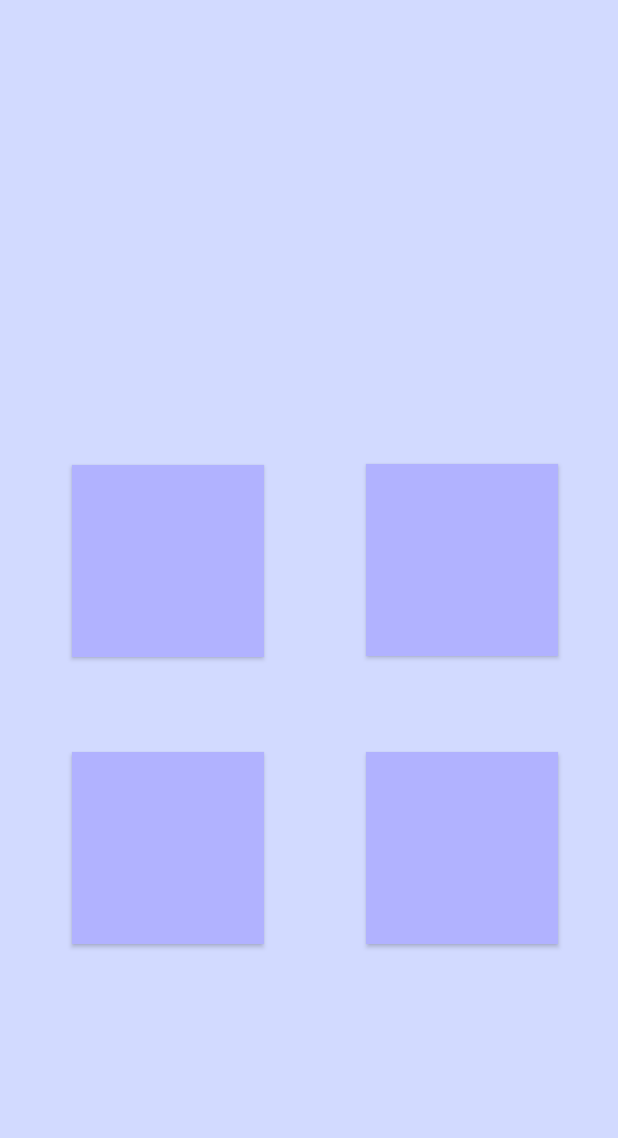
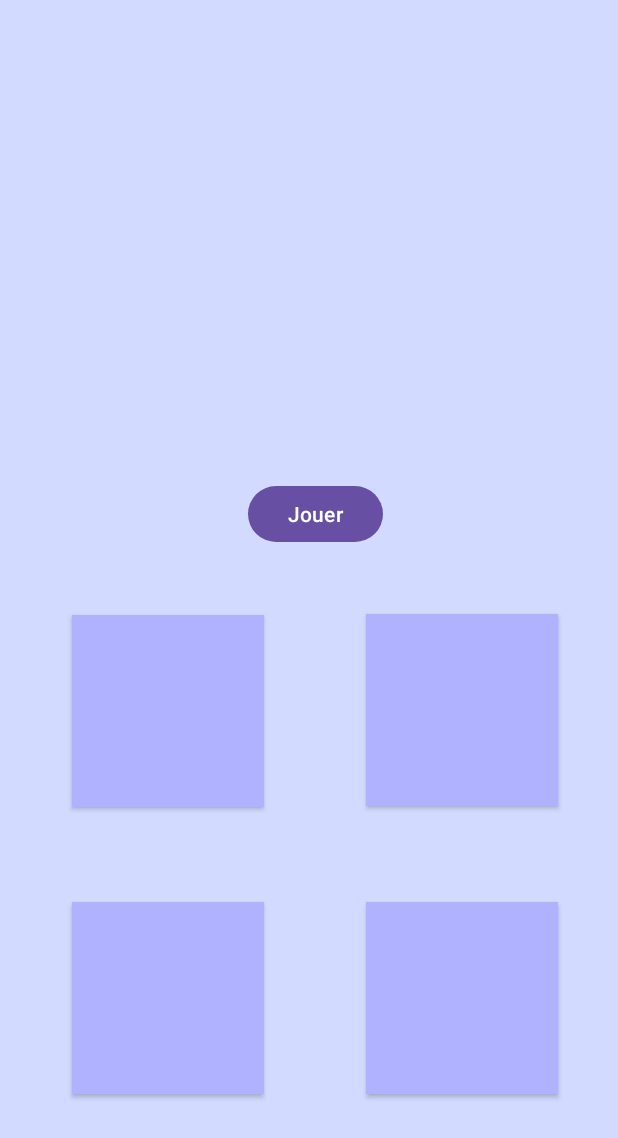
Before and after one commit to Azguegou/AppMobProject, an Android app: the SimonActivity screen opened directly, with no data from a screen before it, on a phone screen of 412 x 824 dp. Shown: the top 1138 px of the screen. Run offline under Robolectric (Android 15) with nearby library versions, the phone set to English and light mode, and no system bars.

Commit message:
FIX : Position des boutons dans la page SIMON

```diff
--- a/app/src/main/java/com/example/tp1a/SimonActivity.kt
+++ b/app/src/main/java/com/example/tp1a/SimonActivity.kt
@@ -6,6 +6,7 @@ import android.os.Handler
 import android.os.Looper
 import android.widget.Button
 import android.widget.TextView
+import android.widget.Toast
 import androidx.appcompat.app.AppCompatActivity
 import androidx.core.view.WindowCompat
 import kotlin.random.Random
@@ -34,17 +35,30 @@ class SimonActivity : AppCompatActivity() {
 
     fun party() {
         val nbCarrees = 4
-        var nbTours = 12
+        var nbTours = 5
 
         // Liste du jeu
         val memoryList = ArrayList<Int>()
 
         // Générez les valeurs aléatoires dans memoryList
+        //TODO : enlever cette boucle for à la fin du projet
         for (i in 1..nbTours) {
             memoryList.add(Random.nextInt(1, nbCarrees + 1))
         }
 
+        Toast.makeText(
+            this@SimonActivity,
+            "Retenez cette suite",
+            Toast.LENGTH_SHORT
+        ).show()
+
         clignoterBoutons(memoryList)
+
+        Toast.makeText(
+            this@SimonActivity,
+            "à vous de jouer !",
+            Toast.LENGTH_SHORT
+        ).show()
     }
 
 
--- a/app/src/main/res/layout/simon.xml
+++ b/app/src/main/res/layout/simon.xml
@@ -13,7 +13,7 @@
         android:layout_alignParentTop="true"
         android:layout_centerVertical="true"
         android:layout_marginStart="48dp"
-        android:layout_marginTop="310dp"
+        android:layout_marginTop="410dp"
         android:background="#B1B2FF" />
 
     <androidx.appcompat.widget.AppCompatButton
@@ -23,7 +23,7 @@
         android:layout_alignParentStart="true"
         android:layout_alignParentTop="true"
         android:layout_marginStart="244dp"
-        android:layout_marginTop="309dp"
+        android:layout_marginTop="409dp"
         android:background="#B1B2FF" />
 
     <androidx.appcompat.widget.AppCompatButton
@@ -33,7 +33,7 @@
         android:layout_alignParentStart="true"
         android:layout_alignParentTop="true"
         android:layout_marginStart="48dp"
-        android:layout_marginTop="501dp"
+        android:layout_marginTop="601dp"
         android:background="#B1B2FF" />
 
     <androidx.appcompat.widget.AppCompatButton
@@ -43,7 +43,17 @@
         android:layout_alignParentStart="true"
         android:layout_alignParentTop="true"
         android:layout_marginStart="244dp"
-        android:layout_marginTop="501dp"
+        android:layout_marginTop="601dp"
         android:background="#B1B2FF" />
 
+    <Button
+        android:id="@+id/buttonJouer"
+        android:layout_width="90dp"
+        android:layout_height="45dp"
+
+        android:layout_marginStart="165dp"
+        android:layout_marginTop="320dp"
+
+        android:text="Jouer" />
+
 </RelativeLayout>
```
